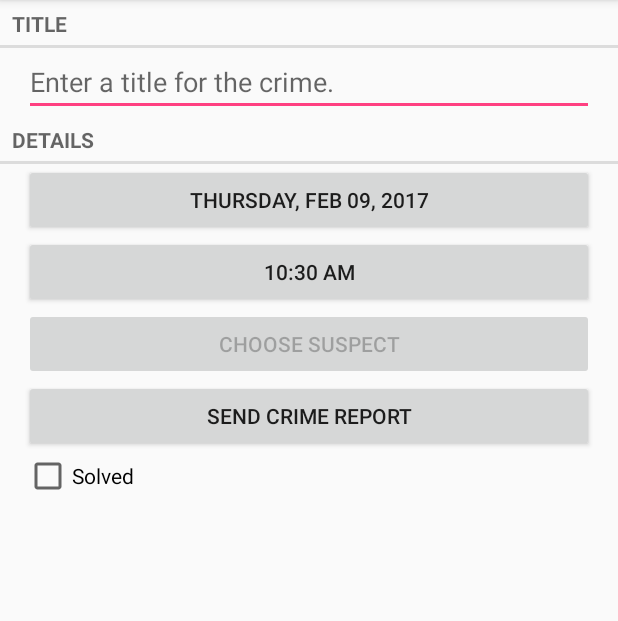
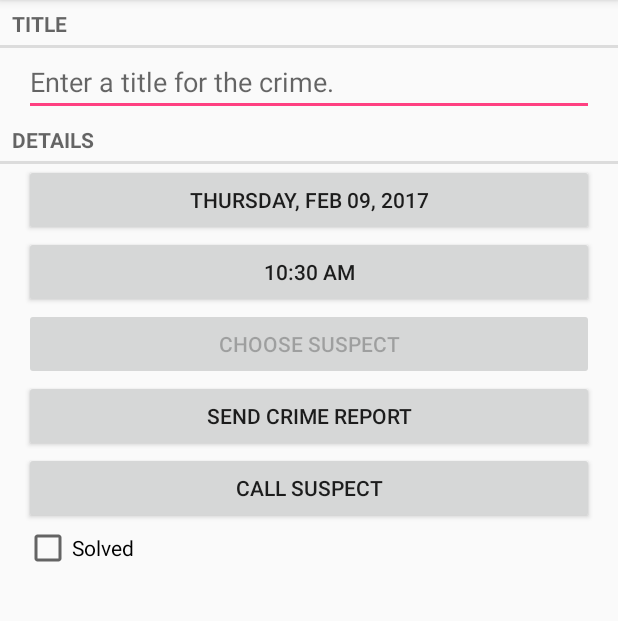
Before and after one commit to Hultron/BigNerdRanch2, an Android app: the CrimePagerActivity screen opened directly, with no data from a screen before it, after a tap on "SEND CRIME REPORT", on a phone screen of 412 x 824 dp, the part 84-705 px from its top. Run offline under Robolectric (Android 15) with nearby library versions, the phone set to English and light mode, and no system bars.

Commit message:
挑战练习未完成

```diff
--- a/CriminalIntent/src/main/AndroidManifest.xml
+++ b/CriminalIntent/src/main/AndroidManifest.xml
@@ -1,6 +1,7 @@
 <?xml version="1.0" encoding="utf-8"?>
 <manifest xmlns:android="http://schemas.android.com/apk/res/android"
     package="com.hultron.bignerdranch2">
+  <uses-permission android:name="android.permission.READ_CONTACTS"/>
 
   <application android:allowBackup="true"
       android:icon="@mipmap/ic_launcher"
--- a/CriminalIntent/src/main/java/com/hultron/bignerdranch2/Crime.java
+++ b/CriminalIntent/src/main/java/com/hultron/bignerdranch2/Crime.java
@@ -10,6 +10,15 @@ public class Crime {
     private Date mDate;
     private boolean mSolved;
     private String mSuspect;
+    private Long mContactId;
+
+    public Long getContactId() {
+        return mContactId;
+    }
+
+    public void setContactId(Long contactId) {
+        mContactId = contactId;
+    }
 
     public String getSuspect() {
         return mSuspect;
--- a/CriminalIntent/src/main/java/com/hultron/bignerdranch2/CrimeFragment.java
+++ b/CriminalIntent/src/main/java/com/hultron/bignerdranch2/CrimeFragment.java
@@ -1,5 +1,6 @@
 package com.hultron.bignerdranch2;
 
+import android.Manifest;
 import android.app.Activity;
 import android.content.Intent;
 import android.content.pm.PackageManager;
@@ -7,8 +8,11 @@ import android.database.Cursor;
 import android.net.Uri;
 import android.os.Bundle;
 import android.provider.ContactsContract;
+import android.support.annotation.NonNull;
 import android.support.v4.app.Fragment;
 import android.support.v4.app.FragmentManager;
+import android.support.v4.app.ShareCompat;
+import android.support.v4.content.ContextCompat;
 import android.text.Editable;
 import android.text.TextWatcher;
 import android.text.format.DateFormat;
@@ -34,6 +38,7 @@ public class CrimeFragment extends Fragment {
     private static final int REQUEST_DATE = 0;
     private static final int REQUEST_TIME = 1;
     private static final int REQUEST_CONTACT = 2;
+    private static final int REQUEST_PERMISSION = 3;
 
     private Crime mCrime;
     private EditText mTitleField;
@@ -42,6 +47,7 @@ public class CrimeFragment extends Fragment {
     private CheckBox mSolvedCheckBox;
     private Button mReportButton;
     private Button mSuspectButton;
+    private Button mDialButton;
 
     @Override
     public void onCreate(Bundle savedInstanceState) {
@@ -112,31 +118,62 @@ public class CrimeFragment extends Fragment {
         mReportButton.setOnClickListener(new View.OnClickListener() {
             @Override
             public void onClick(View v) {
-                Intent i = new Intent(Intent.ACTION_SEND);
-                i.setType("text/plain");
-                i.putExtra(Intent.EXTRA_TEXT, getCrimeReport());
-                i.putExtra(Intent.EXTRA_SUBJECT, getString(R.string.crime_report_suspect));
-
-                //使用选择器
-                i = Intent.createChooser(i, getString(R.string.send_report));
-                startActivity(i);
+                ShareCompat.IntentBuilder.from(getActivity())
+                        .setType("text/plain")
+                        .setText(getCrimeReport())
+                        .setSubject(getString(R.string.crime_report_suspect))
+                        .setChooserTitle(getString(R.string.send_report))
+                        .startChooser();
             }
         });
 
-        final Intent pickContact = new Intent(Intent.ACTION_PICK,
-                ContactsContract.Contacts.CONTENT_URI);
         mSuspectButton = (Button) view.findViewById(R.id.crime_suspect);
         mSuspectButton.setOnClickListener(new View.OnClickListener() {
             @Override
             public void onClick(View v) {
-                startActivityForResult(pickContact, REQUEST_CONTACT);
+                final Intent pickContact = new Intent(Intent.ACTION_PICK,
+                        ContactsContract.Contacts.CONTENT_URI);
+                if (ContextCompat.checkSelfPermission(getActivity(), Manifest.permission.READ_CONTACTS)
+                        != PackageManager.PERMISSION_GRANTED) {
+                    CrimeFragment.this.requestPermissions(new String[]{Manifest.permission.READ_CONTACTS}, REQUEST_PERMISSION);
+                } else {
+                    startActivityForResult(pickContact, REQUEST_CONTACT);
+                }
             }
         });
+
+
+        mDialButton = (Button) view.findViewById(R.id.crime_dial);
+        mDialButton.setOnClickListener(new View.OnClickListener() {
+            @Override
+            public void onClick(View v) {
+                Uri contentUri = ContactsContract.CommonDataKinds.Phone.CONTENT_URI;
+                String[] fields = {ContactsContract.CommonDataKinds.Phone.NUMBER};
+                String whereClause = ContactsContract.CommonDataKinds.Phone._ID + " = ?";
+                String[] whereArgs = {Long.toString(mCrime.getContactId())};
+                Cursor cursor = getActivity().getContentResolver()
+                        .query(contentUri, fields, whereClause, whereArgs, null);
+                try {
+                    if (cursor.getCount() == 0) {
+                        return;
+                    }
+                    cursor.moveToFirst();
+                    String number = cursor.getString(0);
+                    Uri phoneNumber = Uri.parse("tel:" + number);
+                    Intent intent = new Intent(Intent.ACTION_DIAL, phoneNumber);
+                    startActivity(intent);
+                } finally {
+                    cursor.close();
+                }
+            }
+        });
+
 
         if (mCrime.getSuspect() != null) {
             mSuspectButton.setText(mCrime.getSuspect());
         }
-
+        final Intent pickContact = new Intent(Intent.ACTION_PICK,
+                ContactsContract.Contacts.CONTENT_URI);
         PackageManager packageManager = getActivity().getPackageManager();
         if (packageManager.resolveActivity(pickContact,
                 PackageManager.MATCH_DEFAULT_ONLY) == null) {
@@ -144,6 +181,20 @@ public class CrimeFragment extends Fragment {
         }
         return view;
     }
+
+    @Override
+    public void onRequestPermissionsResult(int requestCode, @NonNull String[] permissions, @NonNull int[] grantResults) {
+        switch (requestCode) {
+            case REQUEST_PERMISSION:
+                final Intent pickContact = new Intent(Intent.ACTION_PICK,
+                        ContactsContract.Contacts.CONTENT_URI);
+                if (grantResults.length > 0 && grantResults[0] == PackageManager.PERMISSION_GRANTED) {
+                    startActivityForResult(pickContact, REQUEST_CONTACT);
+                }
+        }
+
+    }
+
 
     @Override
     public void onPause() {
@@ -187,7 +238,9 @@ public class CrimeFragment extends Fragment {
                 break;
             case REQUEST_CONTACT:
                 Uri contactUri = data.getData();
-                String[] queryFields = new String[] {ContactsContract.Contacts.DISPLAY_NAME};
+                String[] queryFields = new String[] {
+                        ContactsContract.Contacts.DISPLAY_NAME,
+                        ContactsContract.Contacts._ID};
                 Cursor c = getActivity().getContentResolver()
                         .query(contactUri, queryFields, null, null, null);
 
@@ -197,11 +250,16 @@ public class CrimeFragment extends Fragment {
                     }
                     c.moveToFirst();
                     String suspect = c.getString(0);
+                    Long id = c.getLong(1);
                     mCrime.setSuspect(suspect);
+                    mCrime.setContactId(id);
                     mSuspectButton.setText(suspect);
+                    //enables the button and changes its text
+                    //updateDialSuspectButton();
                 } finally {
                     c.close();
                 }
+                break;
         }
     }
 
@@ -229,14 +287,14 @@ public class CrimeFragment extends Fragment {
 //    }
 
     private String getCrimeReport() {
-        String solvedString = null;
+        String solvedString;
         if (mCrime.isSolved()) {
             solvedString = getString(R.string.crime_report_solved);
         } else {
             solvedString = getString(R.string.crime_report_unsolved);
         }
 
-        String dateFormat = "EEE,MMM dd";
+        String dateFormat = "EEE, MMM dd";
         String dateString = DateFormat.format(dateFormat, mCrime.getDate()).toString();
 
         String suspect = mCrime.getSuspect();
--- a/CriminalIntent/src/main/java/database/CrimeBaseHelper.java
+++ b/CriminalIntent/src/main/java/database/CrimeBaseHelper.java
@@ -21,7 +21,8 @@ public class CrimeBaseHelper extends SQLiteOpenHelper {
                 + CrimeTable.Cols.TITLE + ","
                 + CrimeTable.Cols.DATE + ","
                 + CrimeTable.Cols.SOLVED + ","
-                + CrimeTable.Cols.SUSPECT +
+                + CrimeTable.Cols.SUSPECT + ","
+                + CrimeTable.Cols.CONTACT_ID +
                 ")"
         );
 
--- a/CriminalIntent/src/main/java/database/CrimeCursorWrapper.java
+++ b/CriminalIntent/src/main/java/database/CrimeCursorWrapper.java
@@ -21,12 +21,13 @@ public class CrimeCursorWrapper extends CursorWrapper {
         long date = getLong(getColumnIndex(CrimeTable.Cols.DATE));
         int isSolved = getInt(getColumnIndex(CrimeTable.Cols.SOLVED));
         String suspect = getString(getColumnIndex(CrimeTable.Cols.SUSPECT));
-
+        long contactId = getLong(getColumnIndex(CrimeTable.Cols.CONTACT_ID));
         Crime crime = new Crime(UUID.fromString(uuidString));
         crime.setTitle(title);
         crime.setDate(new Date(date));
         crime.setSolved(isSolved != 0);
         crime.setSuspect(suspect);
+        crime.setContactId(contactId);
 
         return crime;
     }
--- a/CriminalIntent/src/main/java/database/CrimeDbSchema.java
+++ b/CriminalIntent/src/main/java/database/CrimeDbSchema.java
@@ -11,6 +11,7 @@ public class CrimeDbSchema {
             public static final String DATE = "date";
             public static final String SOLVED = "solved";
             public static final String SUSPECT = "suspect";
+            public static final String CONTACT_ID = "contact_id";
         }
     }
 }
--- a/CriminalIntent/src/main/res/layout/fragment_crime.xml
+++ b/CriminalIntent/src/main/res/layout/fragment_crime.xml
@@ -62,6 +62,15 @@
         android:text="@string/crime_report_text"
         />
 
+    <Button
+        android:id="@+id/crime_dial"
+        android:layout_width="match_parent"
+        android:layout_height="wrap_content"
+        android:layout_marginLeft="16dp"
+        android:layout_marginRight="16dp"
+        android:text="@string/crime_call_number"
+        />
+
     <CheckBox
         android:id="@+id/crime_solved"
         android:layout_width="match_parent"
--- a/CriminalIntent/src/main/res/values/strings.xml
+++ b/CriminalIntent/src/main/res/values/strings.xml
@@ -4,6 +4,7 @@
   <string name="crime_title_label">Title</string>
   <string name="crime_details_label">Details</string>
   <string name="crime_solved_label">Solved</string>
+  <string name="crime_call_number">Call Suspect</string>
   <string name="date_picker_title">Date of crime:</string>
   <string name="new_crime">New Crime</string>
   <string name="no_crime">No Crime</string>
```
